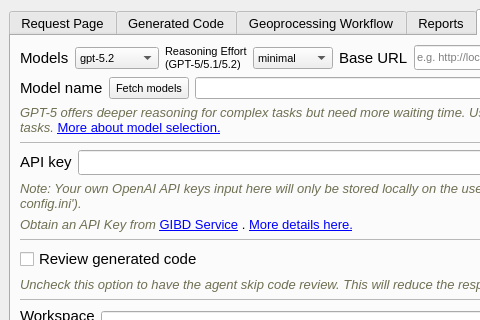
First picture: the form in SpatialAnalysisAgent_dockwidget_base.ui, repository Teakinboyewa/SpatialAnalysisAgent, before the edit; both pictures show x 0 to 480 and y 0 to 320 of the 777 by 840 pixel window.
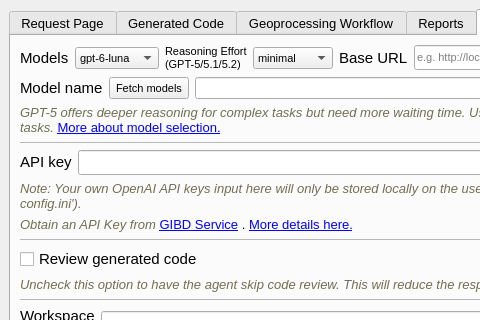
Second picture: the form after the edit. Icons and pictures are not drawn. Custom widgets are drawn as their Qt base class.

Commit message:
Make gpt-6-luna the default model and remove model info dialog
gpt-6-luna is now first in the model dropdown and is treated as a
reasoning model (effort options none/low/medium/high/xhigh, default low).
The startup "Model Selection Information" dialog, which still described
GPT-5 as the default, is removed.

```diff
--- a/SpatialAnalysisAgent_dockwidget_base.ui
+++ b/SpatialAnalysisAgent_dockwidget_base.ui
@@ -912,6 +912,11 @@
                 <pointsize>8</pointsize>
                </font>
               </property>
+              <item>
+               <property name="text">
+                <string>gpt-6-luna</string>
+               </property>
+              </item>
               <item>
                <property name="text">
                 <string>gpt-5.2</string>
```
The commit also changes 2 other files.
